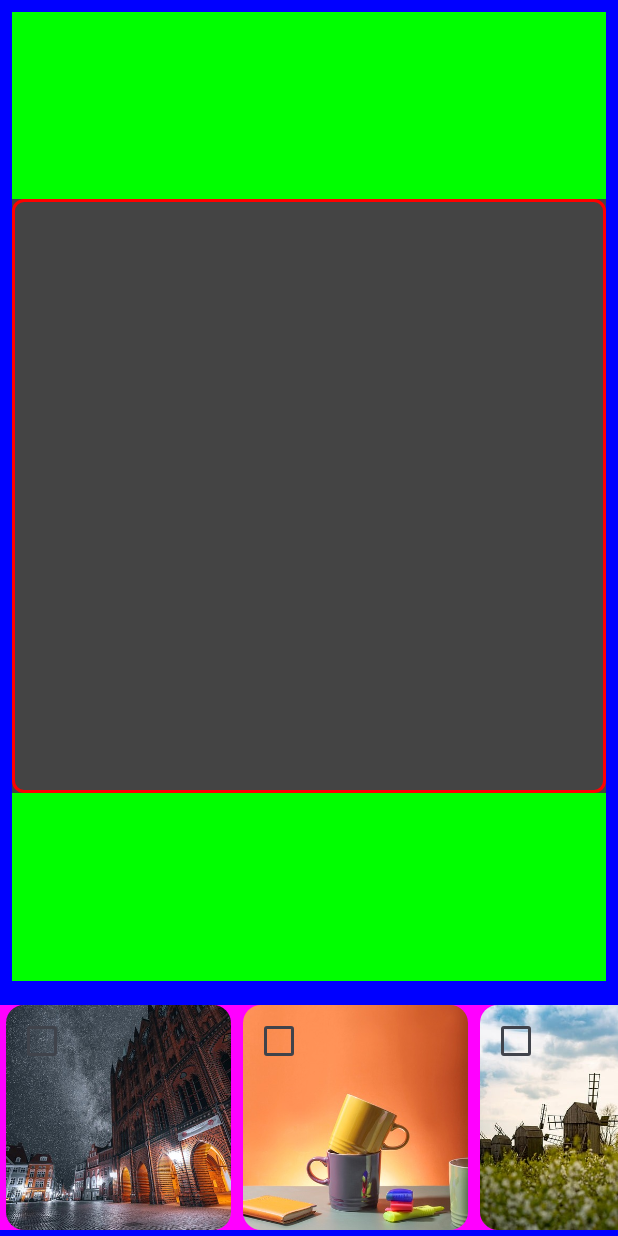
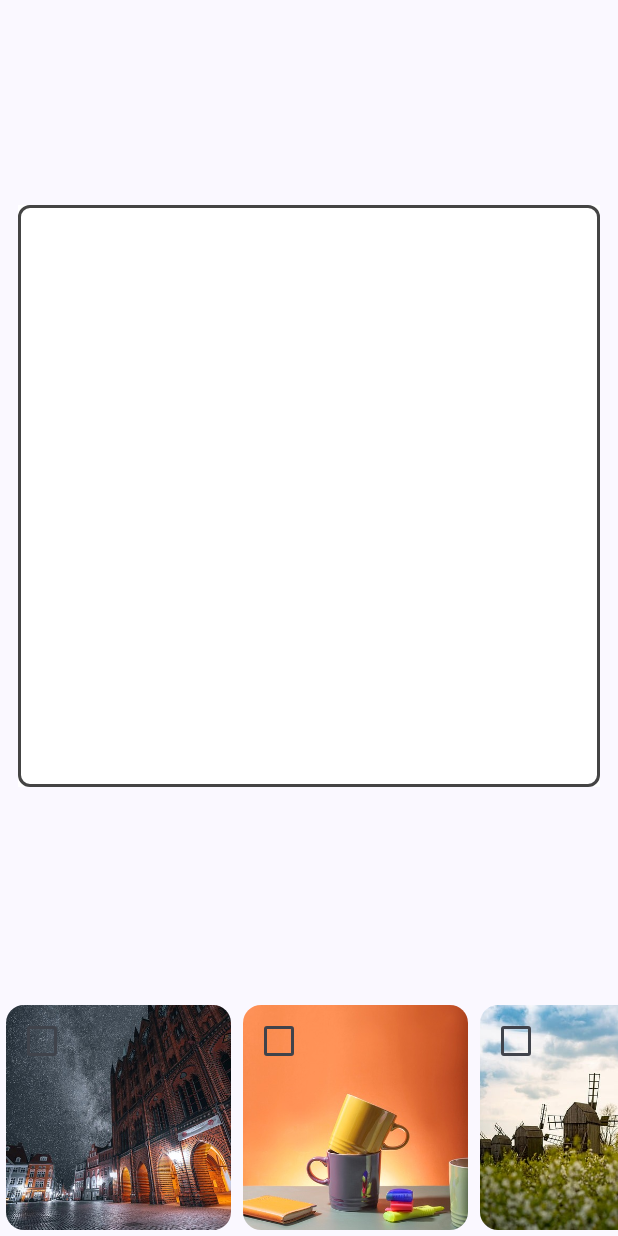
Before and after one commit to pnemonic78/Shutterfly_Canvas, an Android app built with Jetpack Compose: the screen it shows after launch (MainActivity), on a phone screen of 412 x 824 dp. Run offline under Robolectric (Android 15) with nearby library versions, the phone set to English and light mode, and no system bars.

Commit message:
canvas with images

```diff
--- a/app/src/main/java/com/shutterfly/canvas/ui/Canvas.kt
+++ b/app/src/main/java/com/shutterfly/canvas/ui/Canvas.kt
@@ -5,10 +5,11 @@ import androidx.compose.foundation.border
 import androidx.compose.foundation.layout.Box
 import androidx.compose.foundation.layout.aspectRatio
 import androidx.compose.foundation.layout.fillMaxSize
-import androidx.compose.foundation.layout.size
+import androidx.compose.foundation.layout.padding
 import androidx.compose.material3.MaterialTheme
 import androidx.compose.runtime.Composable
 import androidx.compose.ui.Modifier
+import androidx.compose.ui.draw.clip
 import androidx.compose.ui.graphics.Color
 import androidx.compose.ui.tooling.preview.Preview
 import androidx.compose.ui.unit.dp
@@ -18,10 +19,12 @@ import com.shutterfly.canvas.ui.theme.ShutterflyCanvasTheme
 fun Canvas(modifier: Modifier = Modifier) {
     Box(
         modifier = modifier
+            .padding(8.dp)
             .fillMaxSize()
             .aspectRatio(1f)
-            .background(color = Color.DarkGray)
-            .border(width = 2.dp, color = Color.Red, shape = MaterialTheme.shapes.small)
+            .background(color = Color.White)
+            .border(width = 2.dp, color = Color.DarkGray, shape = MaterialTheme.shapes.small)
+            .clip(MaterialTheme.shapes.small)
     )
 }
 
--- a/app/src/main/java/com/shutterfly/canvas/ui/CanvasScreen.kt
+++ b/app/src/main/java/com/shutterfly/canvas/ui/CanvasScreen.kt
@@ -1,6 +1,5 @@
 package com.shutterfly.canvas.ui
 
-import androidx.compose.foundation.background
 import androidx.compose.foundation.layout.Arrangement
 import androidx.compose.foundation.layout.Box
 import androidx.compose.foundation.layout.Column
@@ -11,7 +10,6 @@ import androidx.compose.runtime.collectAsState
 import androidx.compose.runtime.getValue
 import androidx.compose.ui.Alignment
 import androidx.compose.ui.Modifier
-import androidx.compose.ui.graphics.Color
 import androidx.compose.ui.tooling.preview.Preview
 import androidx.compose.ui.unit.dp
 import androidx.lifecycle.viewmodel.compose.viewModel
@@ -25,22 +23,23 @@ fun CanvasScreen(modifier: Modifier = Modifier) {
 
     Column(
         modifier = modifier
-            .fillMaxSize()
-            .background(color = Color.Blue),
+            .fillMaxSize(),
         verticalArrangement = Arrangement.Center,
         horizontalAlignment = Alignment.CenterHorizontally
     ) {
         Box(
             modifier = Modifier
                 .fillMaxSize()
-                .padding(8.dp)
-                .weight(weight = 1f)
-                .background(color = Color.Green),
+                .padding(4.dp)
+                .weight(weight = 1f),
             contentAlignment = Alignment.Center
         ) {
             Canvas()
         }
-        Carousel(modifier = Modifier.padding(top = 8.dp, bottom = 4.dp), thumbnails = thumbnails)
+        Carousel(
+            modifier = Modifier.padding(top = 8.dp, bottom = 4.dp),
+            thumbnails = thumbnails
+        )
     }
 }
 
--- a/app/src/main/java/com/shutterfly/canvas/ui/Carousel.kt
+++ b/app/src/main/java/com/shutterfly/canvas/ui/Carousel.kt
@@ -1,7 +1,6 @@
 package com.shutterfly.canvas.ui
 
 import android.net.Uri
-import androidx.compose.foundation.background
 import androidx.compose.foundation.layout.fillMaxWidth
 import androidx.compose.foundation.layout.height
 import androidx.compose.foundation.layout.padding
@@ -11,7 +10,6 @@ import androidx.compose.material3.MaterialTheme
 import androidx.compose.material3.Text
 import androidx.compose.runtime.Composable
 import androidx.compose.ui.Modifier
-import androidx.compose.ui.graphics.Color
 import androidx.compose.ui.text.style.TextAlign
 import androidx.compose.ui.tooling.preview.Preview
 import androidx.compose.ui.unit.dp
@@ -34,9 +32,7 @@ fun Carousel(modifier: Modifier = Modifier, thumbnails: List<Uri>) {
         )
     } else {
         LazyRow(
-            modifier = modifier
-                .fillMaxWidth()
-                .background(color = Color.Magenta)
+            modifier = modifier.fillMaxWidth()
         ) {
             items(count = thumbnails.size) { index ->
                 CarouselCell(
@@ -53,7 +49,7 @@ fun Carousel(modifier: Modifier = Modifier, thumbnails: List<Uri>) {
 @Preview(showBackground = true)
 @Composable
 private fun CanvasScreenPreview() {
-    val thumbnails = emptyList<Uri>()
+    val thumbnails = listOf<Uri>(Uri.EMPTY, Uri.EMPTY, Uri.EMPTY)
 
     ShutterflyCanvasTheme {
         Carousel(thumbnails = thumbnails)
--- a/app/src/main/java/com/shutterfly/canvas/ui/theme/Theme.kt
+++ b/app/src/main/java/com/shutterfly/canvas/ui/theme/Theme.kt
@@ -21,16 +21,6 @@ private val LightColorScheme = lightColorScheme(
     primary = Purple40,
     secondary = PurpleGrey40,
     tertiary = Pink40
-
-    /* Other default colors to override
-    background = Color(0xFFFFFBFE),
-    surface = Color(0xFFFFFBFE),
-    onPrimary = Color.White,
-    onSecondary = Color.White,
-    onTertiary = Color.White,
-    onBackground = Color(0xFF1C1B1F),
-    onSurface = Color(0xFF1C1B1F),
-    */
 )
 
 @Composable
```
